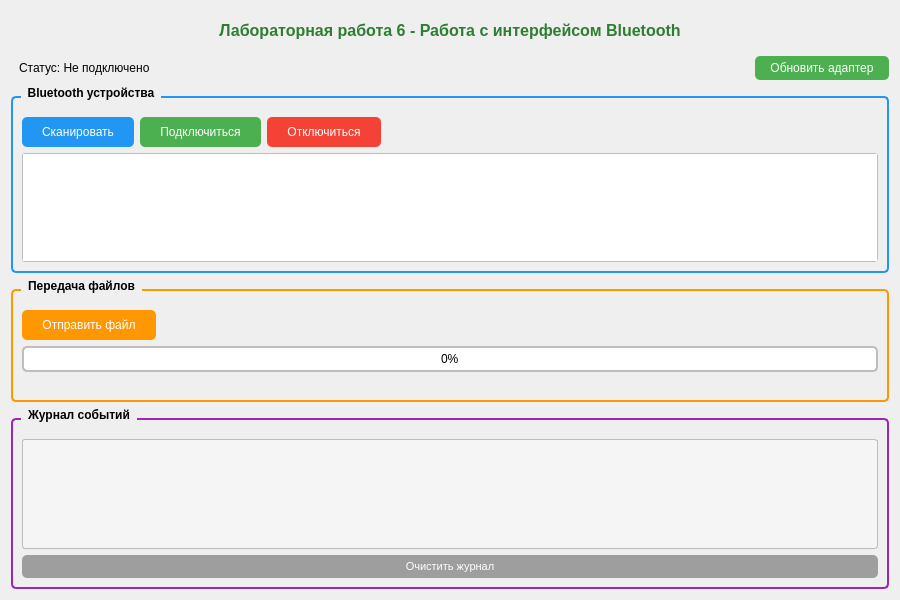
Old version of the form Lab6/bluetoothwindow.ui in the repository Jalet-fry/IIvuim.
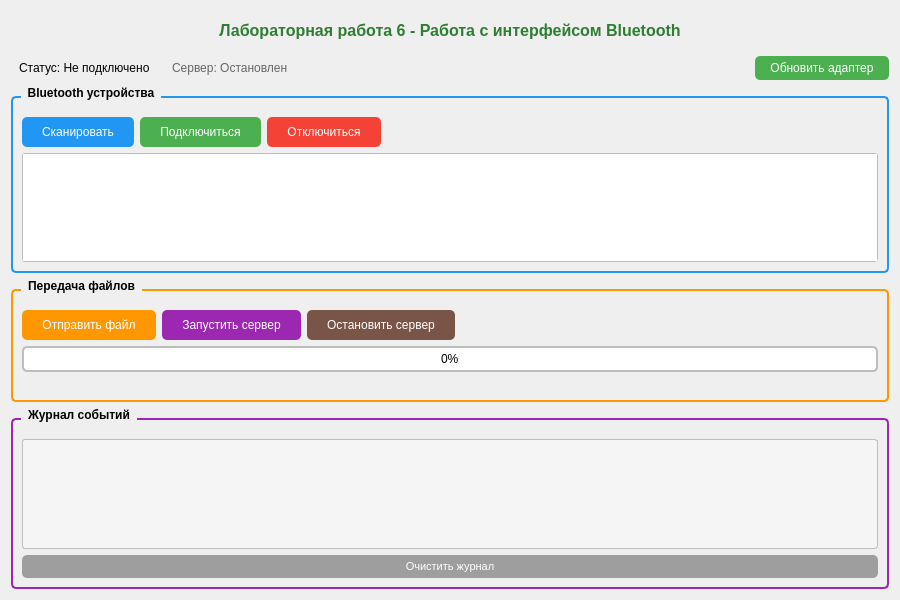
New version of the form.

Patch:
```diff
--- a/Lab6/bluetoothwindow.ui
+++ b/Lab6/bluetoothwindow.ui
@@ -39,6 +39,16 @@
        </property>
       </widget>
      </item>
+     <item>
+      <widget class="QLabel" name="serverStatusLabel">
+       <property name="text">
+        <string>Сервер: Остановлен</string>
+       </property>
+       <property name="styleSheet">
+        <string>font-size: 12px; padding: 5px; color: #666;</string>
+       </property>
+      </widget>
+     </item>
      <item>
       <spacer name="horizontalSpacer">
        <property name="orientation">
@@ -168,6 +178,32 @@
           </property>
          </widget>
         </item>
+        <item>
+         <widget class="QPushButton" name="startServerButton">
+          <property name="text">
+           <string>Запустить сервер</string>
+          </property>
+          <property name="styleSheet">
+           <string>QPushButton { background-color: #9C27B0; color: white; border: none; border-radius: 5px; padding: 8px 20px; font-size: 12px; }
+QPushButton:hover { background-color: #7B1FA2; }
+QPushButton:pressed { background-color: #4A148C; }
+QPushButton:disabled { background-color: #BDBDBD; }</string>
+          </property>
+         </widget>
+        </item>
+        <item>
+         <widget class="QPushButton" name="stopServerButton">
+          <property name="text">
+           <string>Остановить сервер</string>
+          </property>
+          <property name="styleSheet">
+           <string>QPushButton { background-color: #795548; color: white; border: none; border-radius: 5px; padding: 8px 20px; font-size: 12px; }
+QPushButton:hover { background-color: #5D4037; }
+QPushButton:pressed { background-color: #3E2723; }
+QPushButton:disabled { background-color: #BDBDBD; }</string>
+          </property>
+         </widget>
+        </item>
         <item>
          <spacer name="horizontalSpacer_3">
           <property name="orientation">
```
